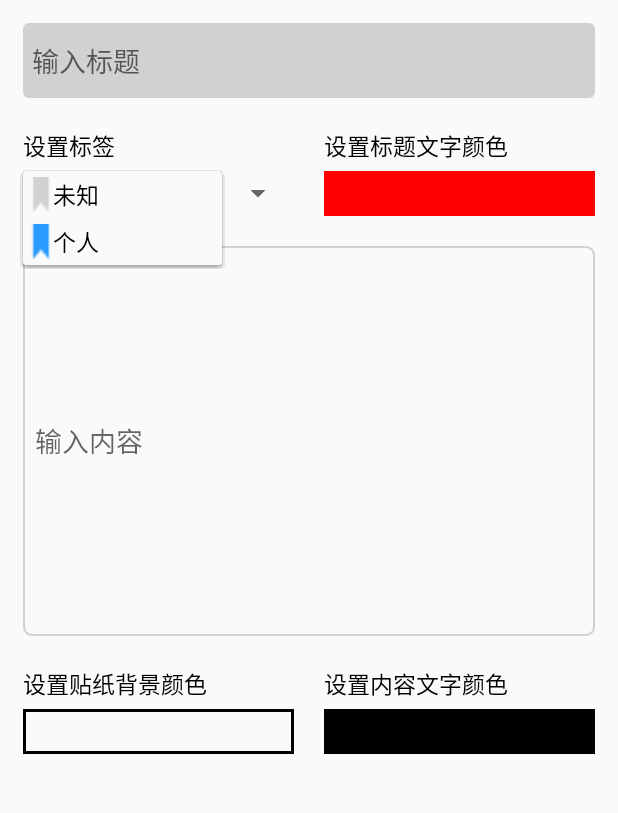
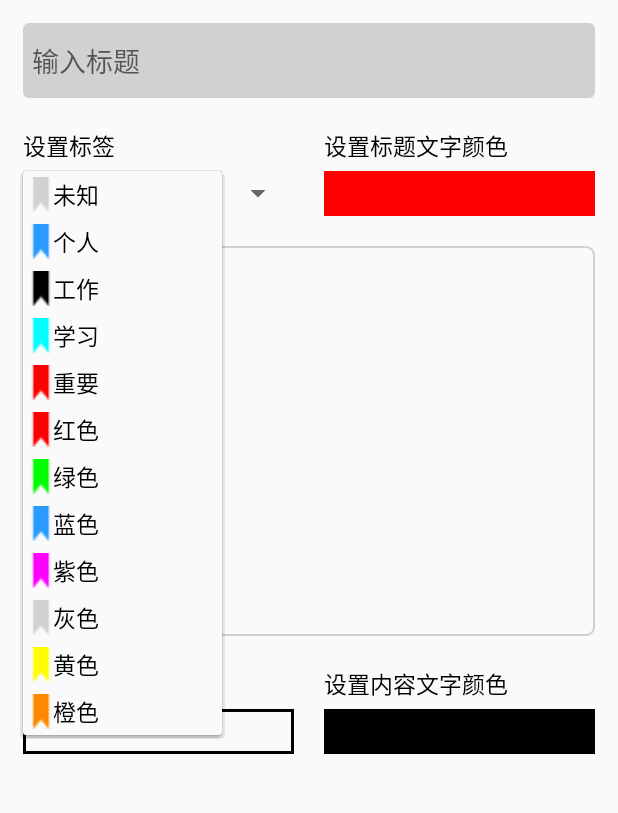
Before and after one commit to NH-X/JotDown, an Android app: the RenewNodeActivity screen opened directly, with no data from a screen before it, after a tap on "未知", on a phone screen of 412 x 824 dp, the part 84-897 px from its top. Run offline under Robolectric (Android 15) with nearby library versions, the phone set to English and light mode, and no system bars; libraries missing offline, so code that uses them is left out: com.skydoves.colorpickerview.

Commit message:
2023/04/18 21:00

```diff
--- a/jotdown/src/main/java/com/example/jotdown/db/DBHelper.java
+++ b/jotdown/src/main/java/com/example/jotdown/db/DBHelper.java
@@ -42,14 +42,14 @@
 
     //删除一行数据
     protected void deleteById(int rowId){
-        String deleteSQL=String.format("deleteById from %s where _id=%d;",tableName,rowId);
+        String deleteSQL=String.format("delete from %s where _id=%d;",tableName,rowId);
         Log.d(TAG, "deleteById: deleteSQL="+deleteSQL);
         writeDB.execSQL(deleteSQL);
     }
 
     //删除所有数据
     protected void deleteAll(){
-        String deleteSQL=String.format("deleteById from %s;",tableName);
+        String deleteSQL=String.format("delete from %s;",tableName);
         Log.d(TAG, "deleteAll: deleteSQL="+deleteSQL);
         writeDB.execSQL(deleteSQL);
     }
--- a/jotdown/src/main/res/values/colors.xml
+++ b/jotdown/src/main/res/values/colors.xml
@@ -9,12 +9,13 @@
     <color name="white">#FFFFFFFF</color>
     <color name="red">#FFFF0000</color>
     <color name="green">#00FF00</color>
-    <color name="青色">#FF00FFFF</color>
-    <color name="紫色">#FFFF00FF</color>
+    <color name="cyan_blue">#FF00FFFF</color>
     <color name="yellow">#FFFFFF00</color>
     <color name="blue">#299BFF</color>
     <color name="pink">#FFFFC0CB</color>
     <color name="grey">#D1D1D1</color>
+    <color name="orange">#FF8800</color>
+    <color name="purple">#FF00FF</color>
     <color name="transparent">#0000FFFF</color>
 
     <color name="background_color">#FFFFF7DA</color>
```
Also changed, not shown: jotdown/src/main/java/com/example/jotdown/MainApplication.java (+10 -0 lines).
